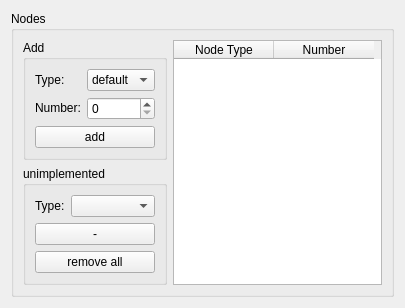
Above: widgets/paramsInfo/nodesParam.ui from zpp0/wsnsim-preprocessor before the change. Below: the same form after it.
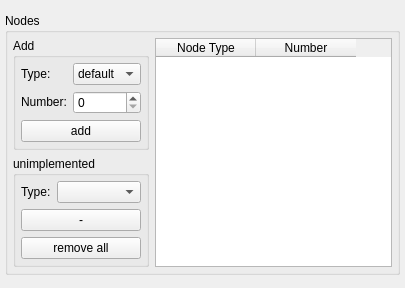
That is the form after the change.

Commit message: decreased the layout margin everywhere

The edit to the form file:
```diff
--- a/widgets/paramsInfo/nodesParam.ui
+++ b/widgets/paramsInfo/nodesParam.ui
@@ -20,6 +20,9 @@
    <enum>QFrame::Raised</enum>
   </property>
   <layout class="QHBoxLayout" name="horizontalLayout">
+   <property name="margin">
+    <number>5</number>
+   </property>
    <item>
     <widget class="QGroupBox" name="groupBox">
      <property name="sizePolicy">
@@ -32,6 +35,9 @@
       <string>Nodes</string>
      </property>
      <layout class="QGridLayout" name="gridLayout_3">
+      <property name="margin">
+       <number>5</number>
+      </property>
       <item row="0" column="1" rowspan="2">
        <widget class="QTableWidget" name="t_nodes">
         <property name="sizePolicy">
@@ -79,6 +85,9 @@
          <string>Add</string>
         </property>
         <layout class="QGridLayout" name="gridLayout">
+         <property name="margin">
+          <number>5</number>
+         </property>
          <item row="0" column="1">
           <widget class="QComboBox" name="cb_nodeType">
            <item>
@@ -139,6 +148,9 @@
          <string>unimplemented</string>
         </property>
         <layout class="QGridLayout" name="gridLayout_2">
+         <property name="margin">
+          <number>5</number>
+         </property>
          <item row="0" column="0">
           <widget class="QLabel" name="label_3">
            <property name="sizePolicy">
```
The commit also changes 10 other files.
